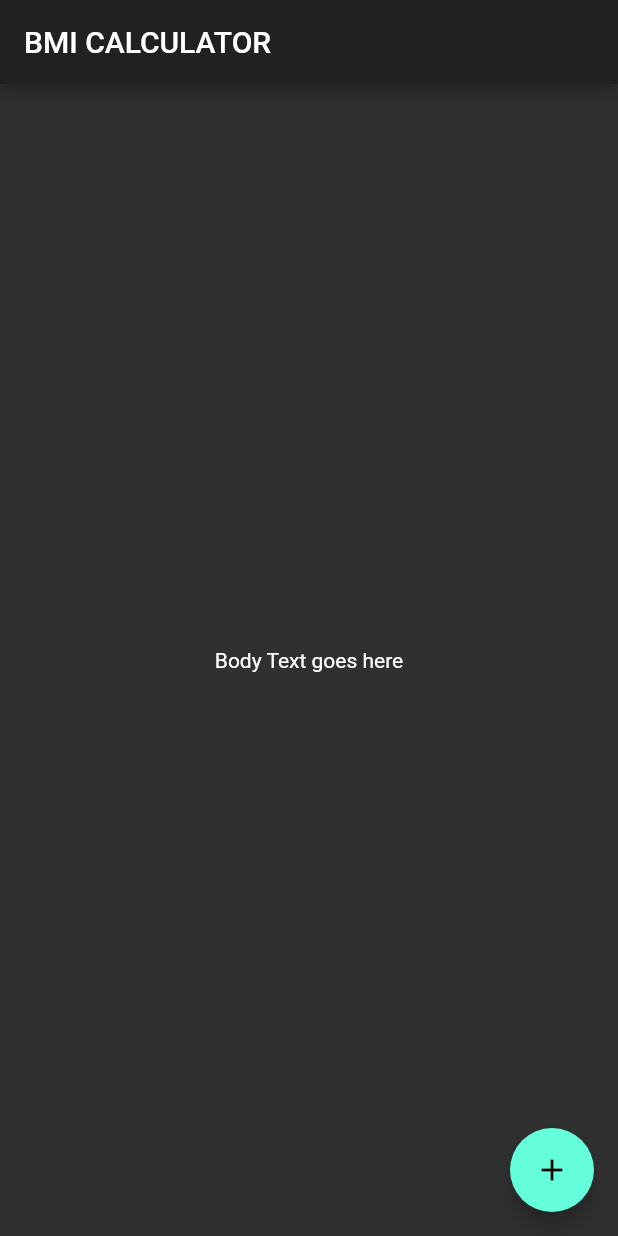
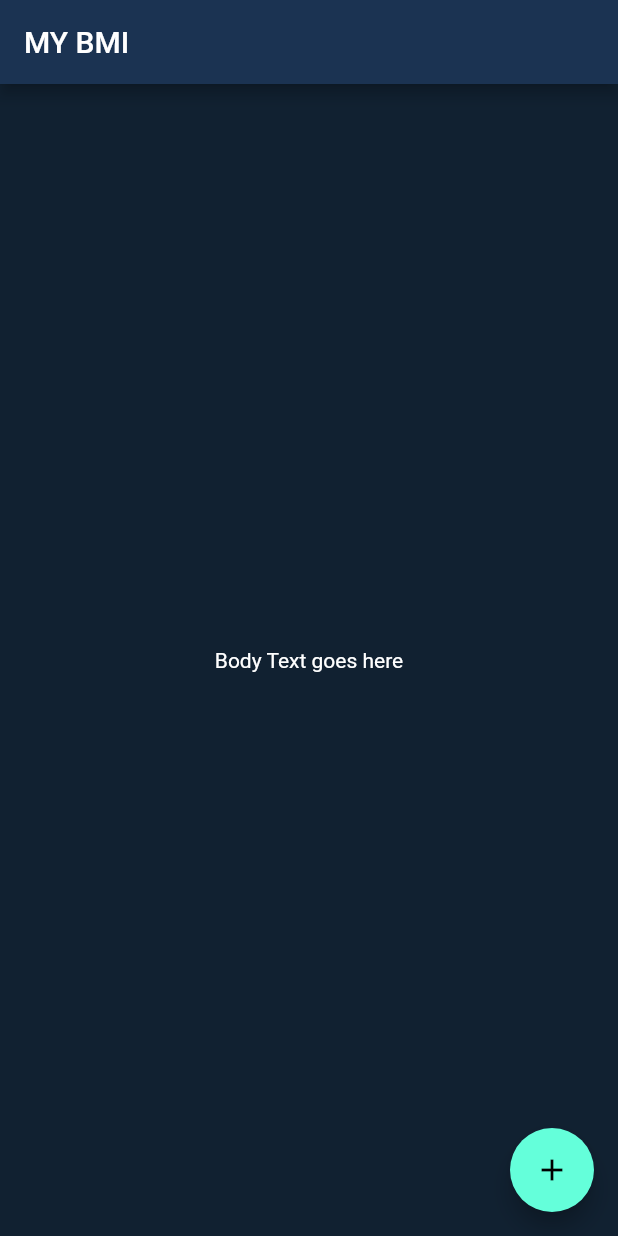
Before and after one commit to randiltennakoon/bmi_calculator, a Flutter app: the screen it shows after launch, on a phone screen of 412 x 824 dp. Run offline on Flutter 3.47's test engine with Material 2 defaults, Android fonts, the phone set to English and light mode, and no system bars.

Commit message:
added custom colors for dark theme

```diff
--- a/lib/main.dart
+++ b/lib/main.dart
@@ -6,7 +6,10 @@ class BMICalculator extends StatelessWidget {
   @override
   Widget build(BuildContext context) {
     return MaterialApp(
-      theme: ThemeData.dark(),
+      theme: ThemeData.dark().copyWith(
+        primaryColor: Color(0xFF1B3352),
+        scaffoldBackgroundColor: Color(0xFF112131),
+      ),
       home: UserInputPage(),
     );
   }
@@ -23,7 +26,7 @@ class _UserInputPageState extends State<UserInputPage> {
     return Scaffold(
       appBar: AppBar(
         title: Text(
-          'BMI CALCULATOR',
+          'MY BMI',
         ),
       ),
       body: Center(
```
